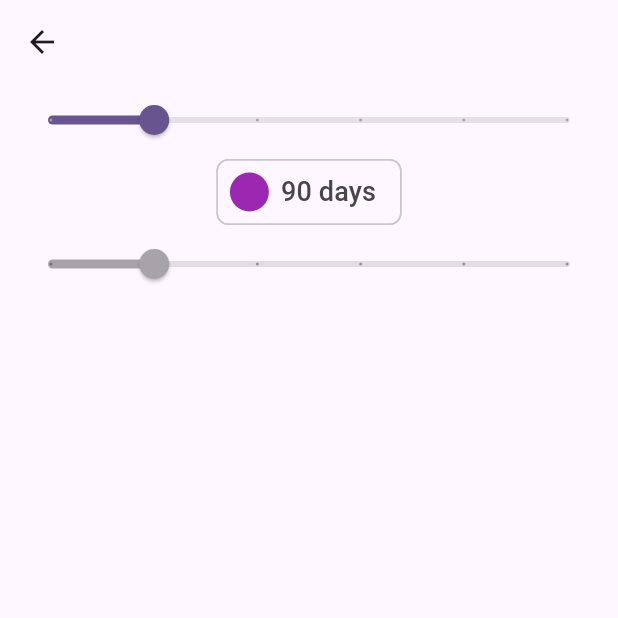
After one commit to rexfilius/study_flutter, a Flutter app: the screen it shows after launch, after a tap on "Sliders", on a phone screen of 412 x 824 dp, the top half of it. The commit adds this screen. Run offline on Flutter 3.47's test engine with Material 3 defaults, Android fonts, the phone set to English and light mode, and no system bars; our stand-ins replace equatable, flutter_hooks, hooks_riverpod, shared_preferences.

```diff
--- a/lib/main.dart
+++ b/lib/main.dart
@@ -29,7 +29,8 @@ class MyApp extends StatelessWidget {
       debugShowCheckedModeBanner: false,
       routes: appRoutesMap,
       theme: ThemeData(
-        primarySwatch: Colors.blue,
+        useMaterial3: true,
+        colorScheme: ColorScheme.fromSeed(seedColor: Colors.deepPurple),
       ),
       home: const HomePage(),
     );
--- a/lib/pages/home/home_page.dart
+++ b/lib/pages/home/home_page.dart
@@ -15,46 +15,37 @@ class HomePage extends ConsumerWidget {
           ListTile(
             title: const Text('Bottom Navigation'),
             onTap: () {
-              Navigator.pushNamed(
-                context,
-                RouteName.bottomNavPage,
-              );
+              Navigator.pushNamed(context, RouteName.bottomNavPage);
             },
           ),
           ListTile(
             title: const Text('Switches Page'),
             onTap: () {
-              Navigator.pushNamed(
-                context,
-                RouteName.switchesPage,
-              );
+              Navigator.pushNamed(context, RouteName.switchesPage);
             },
           ),
           ListTile(
             title: const Text('API Loading Error Page'),
             onTap: () {
-              Navigator.pushNamed(
-                context,
-                RouteName.apiLoadingError,
-              );
+              Navigator.pushNamed(context, RouteName.apiLoadingError);
             },
           ),
           ListTile(
             title: const Text('Future Provider Page'),
             onTap: () {
-              Navigator.pushNamed(
-                context,
-                RouteName.futureProviderPage,
-              );
+              Navigator.pushNamed(context, RouteName.futureProviderPage);
             },
           ),
           ListTile(
             title: const Text('Textfield State'),
             onTap: () {
-              Navigator.pushNamed(
-                context,
-                RouteName.textfieldState,
-              );
+              Navigator.pushNamed(context, RouteName.textfieldState);
+            },
+          ),
+          ListTile(
+            title: const Text('Sliders'),
+            onTap: () {
+              Navigator.pushNamed(context, RouteName.slidersPage);
             },
           ),
         ],
--- /dev/null
+++ b/lib/pages/sliders/sliders_page.dart
@@ -0,0 +1,60 @@
+import 'package:flutter/material.dart';
+import 'package:hooks_riverpod/hooks_riverpod.dart';
+
+class SlidersPage extends ConsumerStatefulWidget {
+  const SlidersPage({super.key});
+
+  @override
+  ConsumerState<ConsumerStatefulWidget> createState() => _SlidersPageState();
+}
+
+class _SlidersPageState extends ConsumerState<SlidersPage> {
+  final durationList = ['60', '90', '180', '270', '360'];
+  double durationSliderValue = 1;
+
+  @override
+  Widget build(BuildContext context) {
+    return Scaffold(
+      appBar: AppBar(),
+      body: Padding(
+        padding: const EdgeInsets.only(left: 8.0, right: 8.0),
+        child: Column(
+          children: [
+            Slider(
+              value: durationSliderValue,
+              max: (durationList.length - 1).toDouble(),
+              divisions: durationList.length,
+              label: durationSliderValue.round().toString(),
+              onChanged: (double value) {
+                setState(() {
+                  durationSliderValue = value;
+                });
+              },
+            ),
+            // Text(
+            //   'Index: ${durationSliderValue.round()}',
+            //   style: const TextStyle(fontSize: 18, fontWeight: FontWeight.w500),
+            // ),
+            Chip(
+              avatar: const CircleAvatar(backgroundColor: Colors.purple),
+              label: Text(
+                '${durationList[durationSliderValue.round()]} days',
+                style: const TextStyle(
+                  fontSize: 18,
+                  fontWeight: FontWeight.w500,
+                ),
+              ),
+            ),
+            Slider(
+              value: durationSliderValue,
+              max: (durationList.length - 1).toDouble(),
+              divisions: durationList.length,
+              label: durationSliderValue.round().toString(),
+              onChanged: null,
+            ),
+          ],
+        ),
+      ),
+    );
+  }
+}
--- a/lib/routes/app_routes.dart
+++ b/lib/routes/app_routes.dart
@@ -4,6 +4,7 @@ import 'package:study_flutter/pages/api_loading_error/api_success_page.dart';
 import 'package:study_flutter/pages/bottom_nav/bottom_nav_page.dart';
 import 'package:study_flutter/pages/future_provider/future_provider_page.dart';
 import 'package:study_flutter/pages/home/home_page.dart';
+import 'package:study_flutter/pages/sliders/sliders_page.dart';
 import 'package:study_flutter/pages/switches/switches_page.dart';
 import 'package:study_flutter/pages/textfield_state/textfield_state_page.dart';
 
@@ -15,6 +16,7 @@ abstract class RouteName {
   static const apiSuccess = '/apiSuccess';
   static const futureProviderPage = 'fut_prov_page';
   static const textfieldState = 'text_field_state';
+  static const slidersPage = '/slidersPage';
 }
 
 Map<String, Widget Function(BuildContext)> appRoutesMap = {
@@ -25,4 +27,5 @@ Map<String, Widget Function(BuildContext)> appRoutesMap = {
   RouteName.apiSuccess: (context) => const ApiSuccessPage(),
   RouteName.futureProviderPage: (context) => const FutureProviderPage(),
   RouteName.textfieldState: (context) => const TextfieldStatePage(),
+  RouteName.slidersPage: (context) => const SlidersPage(),
 };
--- a/pubspec.yaml
+++ b/pubspec.yaml
@@ -16,7 +16,7 @@ dependencies:
   cupertino_icons: ^1.0.2
   shared_preferences: ^2.0.20
   hooks_riverpod: ^2.3.6
-  flutter_hooks: ^0.18.6
+  flutter_hooks: ^0.20.3
   equatable: ^2.0.5
 
 dev_dependencies:
@@ -28,7 +28,7 @@ dev_dependencies:
   # activated in the `analysis_options.yaml` file located at the root of your
   # package. See that file for information about deactivating specific lint
   # rules and activating additional ones.
-  flutter_lints: ^2.0.0
+  flutter_lints: ^3.0.1
 
 # For information on the generic Dart part of this file, see the
 # following page: https://dart.dev/tools/pub/pubspec
```
Also changed, not shown: pubspec.lock, 22 other files.
